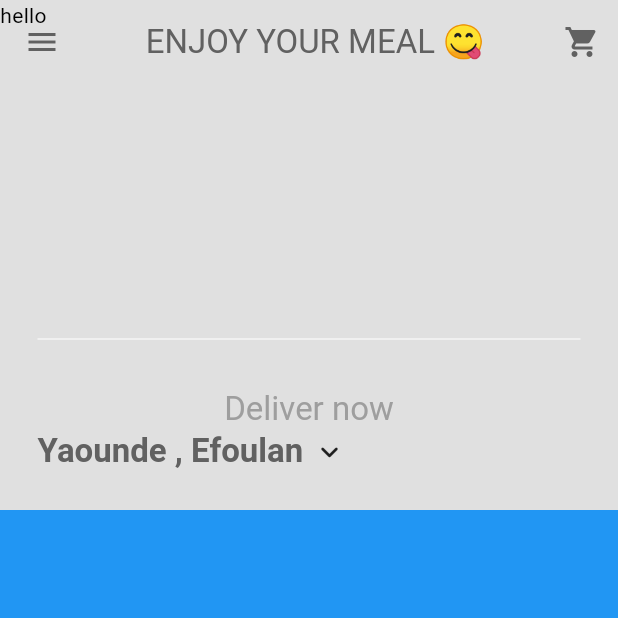
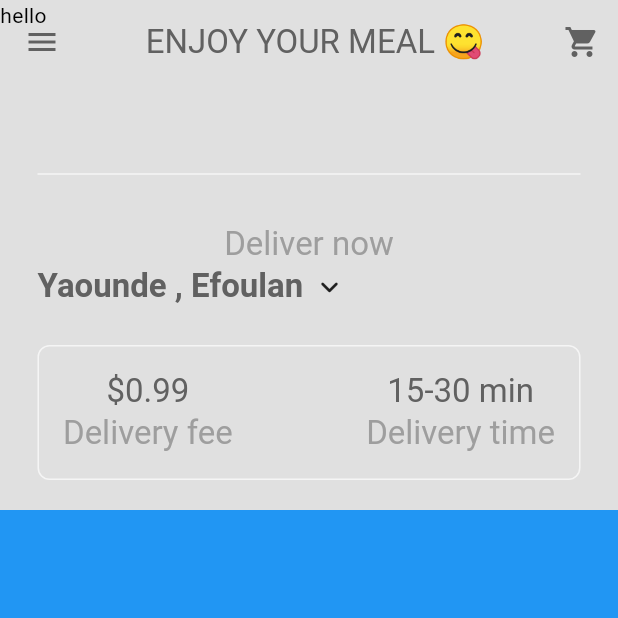
Before and after one commit to david123mbah/KmerChoop---food-dilivery-App, a Flutter app: the Homepage screen opened directly, on a phone screen of 412 x 824 dp, the top half of it. Run offline on Flutter 3.47's test engine with Material 3 defaults, Android fonts, the phone set to English and light mode, and no system bars.

Commit message:
designing my description page

```diff
--- /dev/null
+++ b/lib/components/my_discription_box.dart
@@ -0,0 +1,49 @@
+import 'package:flutter/material.dart';
+
+
+class MyDescription extends StatelessWidget {
+  const MyDescription({super.key});
+
+  @override
+  Widget build(BuildContext context) {
+
+     // text style
+     var myPrimaryTextStyle = TextStyle(
+      color: Theme.of(context).colorScheme.inversePrimary
+     );
+     var mySecondaryTextStyle = TextStyle(
+      color: Theme.of(context).colorScheme.primary
+     );
+
+
+
+    return Container(
+      decoration: BoxDecoration(
+        border: Border.all(color: Theme.of(context).colorScheme.secondary),
+        borderRadius: BorderRadius.circular(8)
+      ),
+       padding: const EdgeInsets.all(16),
+       margin: const EdgeInsets.only(left: 25, right: 25 , bottom: 20,),
+        child: Row(
+          mainAxisAlignment: MainAxisAlignment.spaceBetween,
+          children: [
+            Column(
+              children: [
+                Text('\$0.99', style: myPrimaryTextStyle,),
+                Text("Delivery fee" , style: mySecondaryTextStyle,)
+              ],
+            ),
+
+            // delivery time
+            Column(
+              children: [
+                Text('15-30 min', style: myPrimaryTextStyle, ),
+                Text('Delivery time' , style: mySecondaryTextStyle,  )
+              ],
+            )
+          ],
+        ),
+
+    );
+  }
+}
--- a/lib/pages/homepage.dart
+++ b/lib/pages/homepage.dart
@@ -1,5 +1,6 @@
 import 'package:flutter/material.dart';
 import 'package:musicapp/components/my_appbar.dart';
+import 'package:musicapp/components/my_discription_box.dart';
 import 'package:musicapp/components/my_location.dart';
 import 'package:musicapp/widgets/my_drawer.dart';
 
@@ -20,19 +21,20 @@ class _HomepageState extends State<Homepage> {
         headerSliverBuilder:(context , innerBoxisScrolled) =>
         [
            MyAppbar(
-            title: Column(
+            title:  Column(
               mainAxisAlignment: MainAxisAlignment.end,
               children: [
                 Divider( indent: 25, endIndent: 25, color: Theme.of(context).colorScheme.secondary,),
 
                 // my location
-                 Mylocation()
+                 const Mylocation(),
 
 
 
 
 
                 //  my discribtion
+                const MyDescription()
 
 
 
@@ -40,7 +42,7 @@ class _HomepageState extends State<Homepage> {
 
               ],
             ),
-            child: Text("hello"))
+            child: const Text("hello"))
           ],
         body: Container(
           color: Colors.blue,
```
